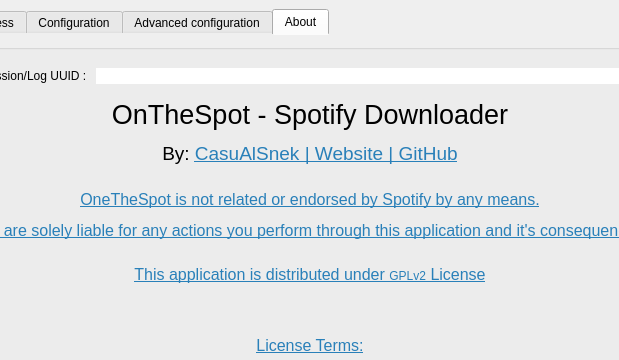
Qt form src/onthespot/gui/qtui/main.ui (moddroid94/onthespot) before a commit; both pictures show x 182 to 801 and y 0 to 360 of the 985 by 697 pixel window.
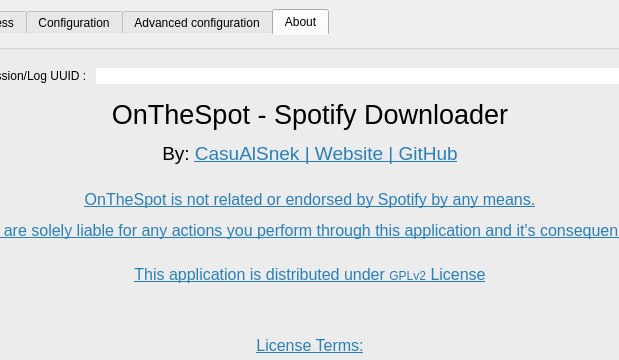
The same form after that commit. The open tabs and pages were chosen to show the change. Icons and pictures are not drawn.

Commit message: Fix Application Name and GitHub URL in About page

The edit to the form file:
```diff
--- a/src/onthespot/gui/qtui/main.ui
+++ b/src/onthespot/gui/qtui/main.ui
@@ -1648,7 +1648,7 @@
            <item>
             <widget class="QLabel" name="label_about">
              <property name="text">
-              <string>&lt;html&gt;&lt;head/&gt;&lt;body&gt;&lt;p align=&quot;center&quot;&gt;&lt;span style=&quot; font-size:20pt;&quot;&gt;OnTheSpot - Spotify Downloader&lt;/span&gt;&lt;/p&gt;&lt;p align=&quot;center&quot;&gt;&lt;span style=&quot; font-size:14pt;&quot;&gt;By: &lt;/span&gt;&lt;a href=&quot;http://casualsnek.eu.org&quot;&gt;&lt;span style=&quot; font-size:14pt; text-decoration: underline; color:#2980b9;&quot;&gt;CasuAlSnek | Website | &lt;/span&gt;&lt;/a&gt;&lt;a href=&quot;https://github.com/casualsnek/onethespot&quot;&gt;&lt;span style=&quot; font-size:14pt; text-decoration: underline; color:#2980b9;&quot;&gt;GitHub&lt;/span&gt;&lt;/a&gt;&lt;br/&gt;&lt;/p&gt;&lt;p align=&quot;center&quot;&gt;&lt;a href=&quot;https://github.com/casualsnek/onethespot&quot;&gt;&lt;span style=&quot; font-size:12pt; text-decoration: underline; color:#2980b9;&quot;&gt;OneTheSpot is not related or endorsed by Spotify by any means.&lt;/span&gt;&lt;/a&gt;&lt;/p&gt;&lt;p align=&quot;center&quot;&gt;&lt;a href=&quot;https://github.com/casualsnek/onethespot&quot;&gt;&lt;span style=&quot; font-size:12pt; text-decoration: underline; color:#2980b9;&quot;&gt;You are solely liable for any actions you perform through this application and it's consequences.&lt;/span&gt;&lt;/a&gt;&lt;br/&gt;&lt;/p&gt;&lt;p align=&quot;center&quot;&gt;&lt;a href=&quot;https://github.com/casualsnek/onethespot&quot;&gt;&lt;span style=&quot; font-size:12pt; text-decoration: underline; color:#2980b9;&quot;&gt;This application is distributed under &lt;/span&gt;&lt;/a&gt;&lt;a href=&quot;https://www.gnu.org/licenses/old-licenses/lgpl-2.0.html&quot;&gt;&lt;span style=&quot; text-decoration: underline; color:#2980b9;&quot;&gt;GPLv2&lt;/span&gt;&lt;/a&gt;&lt;a href=&quot;https://github.com/casualsnek/onethespot&quot;&gt;&lt;span style=&quot; font-size:12pt; text-decoration: underline; color:#2980b9;&quot;&gt; License&lt;/span&gt;&lt;/a&gt;&lt;/p&gt;&lt;p align=&quot;center&quot;&gt;&lt;br/&gt;&lt;/p&gt;&lt;p align=&quot;center&quot;&gt;&lt;a href=&quot;https://github.com/casualsnek/onethespot&quot;&gt;&lt;span style=&quot; font-size:12pt; text-decoration: underline; color:#2980b9;&quot;&gt;License Terms:&lt;/span&gt;&lt;/a&gt;&lt;/p&gt;&lt;/body&gt;&lt;/html&gt;</string>
+              <string>&lt;html&gt;&lt;head/&gt;&lt;body&gt;&lt;p align=&quot;center&quot;&gt;&lt;span style=&quot; font-size:20pt;&quot;&gt;OnTheSpot - Spotify Downloader&lt;/span&gt;&lt;/p&gt;&lt;p align=&quot;center&quot;&gt;&lt;span style=&quot; font-size:14pt;&quot;&gt;By: &lt;/span&gt;&lt;a href=&quot;http://casualsnek.eu.org&quot;&gt;&lt;span style=&quot; font-size:14pt; text-decoration: underline; color:#2980b9;&quot;&gt;CasuAlSnek | Website | &lt;/span&gt;&lt;/a&gt;&lt;a href=&quot;https://github.com/casualsnek/onthespot&quot;&gt;&lt;span style=&quot; font-size:14pt; text-decoration: underline; color:#2980b9;&quot;&gt;GitHub&lt;/span&gt;&lt;/a&gt;&lt;br/&gt;&lt;/p&gt;&lt;p align=&quot;center&quot;&gt;&lt;a href=&quot;https://github.com/casualsnek/onthespot&quot;&gt;&lt;span style=&quot; font-size:12pt; text-decoration: underline; color:#2980b9;&quot;&gt;OnTheSpot is not related or endorsed by Spotify by any means.&lt;/span&gt;&lt;/a&gt;&lt;/p&gt;&lt;p align=&quot;center&quot;&gt;&lt;a href=&quot;https://github.com/casualsnek/onthespot&quot;&gt;&lt;span style=&quot; font-size:12pt; text-decoration: underline; color:#2980b9;&quot;&gt;You are solely liable for any actions you perform through this application and it's consequences.&lt;/span&gt;&lt;/a&gt;&lt;br/&gt;&lt;/p&gt;&lt;p align=&quot;center&quot;&gt;&lt;a href=&quot;https://github.com/casualsnek/onthespot&quot;&gt;&lt;span style=&quot; font-size:12pt; text-decoration: underline; color:#2980b9;&quot;&gt;This application is distributed under &lt;/span&gt;&lt;/a&gt;&lt;a href=&quot;https://www.gnu.org/licenses/old-licenses/lgpl-2.0.html&quot;&gt;&lt;span style=&quot; text-decoration: underline; color:#2980b9;&quot;&gt;GPLv2&lt;/span&gt;&lt;/a&gt;&lt;a href=&quot;https://github.com/casualsnek/onthespot&quot;&gt;&lt;span style=&quot; font-size:12pt; text-decoration: underline; color:#2980b9;&quot;&gt; License&lt;/span&gt;&lt;/a&gt;&lt;/p&gt;&lt;p align=&quot;center&quot;&gt;&lt;br/&gt;&lt;/p&gt;&lt;p align=&quot;center&quot;&gt;&lt;a href=&quot;https://github.com/casualsnek/onthespot&quot;&gt;&lt;span style=&quot; font-size:12pt; text-decoration: underline; color:#2980b9;&quot;&gt;License Terms:&lt;/span&gt;&lt;/a&gt;&lt;/p&gt;&lt;/body&gt;&lt;/html&gt;</string>
              </property>
              <property name="openExternalLinks">
               <bool>true</bool>
```
Left out of the diff: 4 changed lines with no effect on the pictures.
